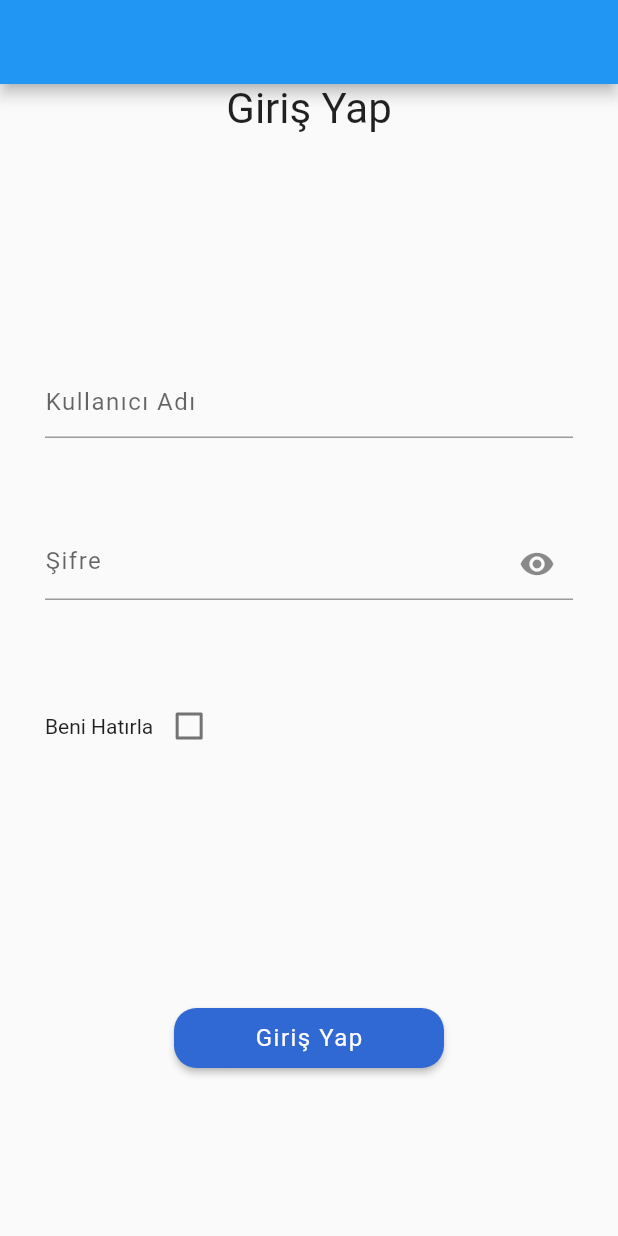
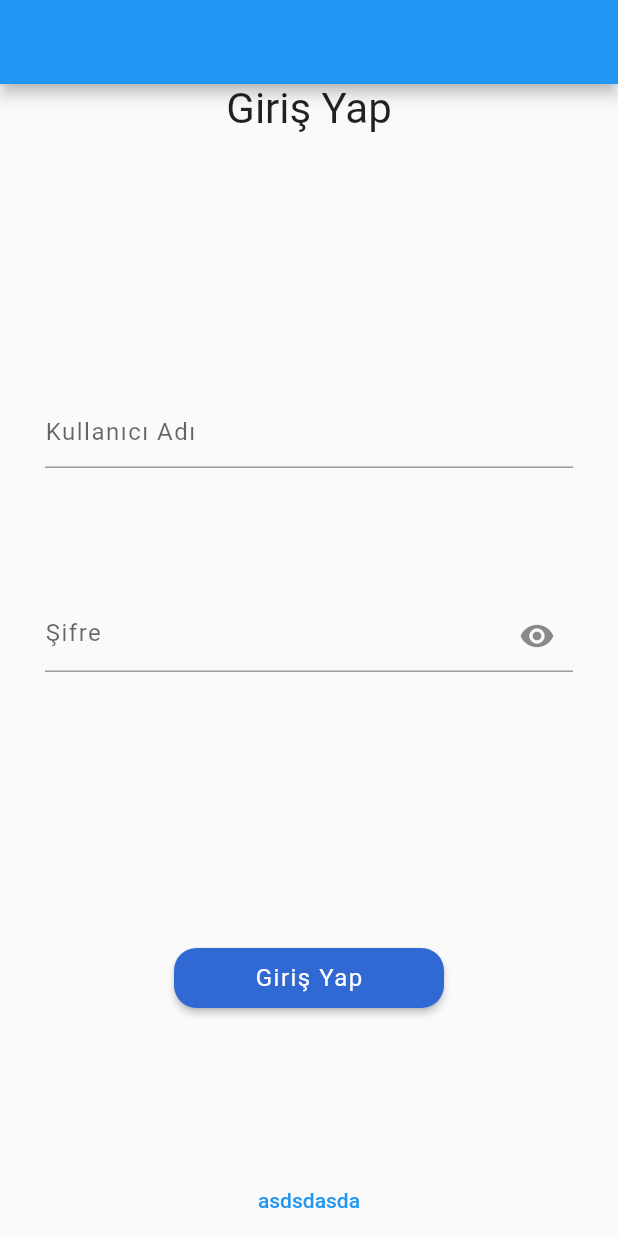
Before and after one commit to muratcanyusufoglu/voco, a Flutter app: the screen it shows after launch, on a phone screen of 412 x 824 dp. Run offline on Flutter 3.47's test engine with Material 2 defaults, Android fonts, the phone set to English and light mode, and no system bars; our stand-ins replace dartz, dio, equatable, flutter_hooks, flutter_riverpod, get_it and 5 more.

Commit message:
route changes

```diff
--- /dev/null
+++ b/lib/feature/models/login_model.dart
@@ -0,0 +1,26 @@
+import 'package:equatable/equatable.dart';
+import 'package:json_annotation/json_annotation.dart';
+
+part 'login_model.g.dart';
+
+@JsonSerializable()
+class LoginModel extends Equatable {
+  final String? token;
+  final String? error;
+
+
+  const LoginModel({
+    this.token,
+    this.error,
+  });
+
+  factory LoginModel.fromJson(Map<String, dynamic> json) => _$LoginModelFromJson(json);
+
+  Map<String, dynamic> toJson() => _$LoginModelToJson(this);
+
+  @override
+  List<Object?> get props => [
+        token,
+        error,
+      ];
+}
--- a/lib/product/screens/auth/service/auth_service_repository.dart
+++ b/lib/product/screens/auth/service/auth_service_repository.dart
@@ -3,6 +3,7 @@ import 'package:dio/dio.dart';
 import 'package:voco/feature/exceptions/custom_service_exceptions.dart';
 import 'package:voco/feature/injection.dart';
 import 'package:voco/feature/log/log_manager.dart';
+import 'package:voco/feature/models/login_model.dart';
 import 'package:voco/feature/service/service_manager.dart';
 
 
@@ -10,7 +11,7 @@ abstract class AuthServiceRepository {
   final Dio dio = Injection.getIt.get<ServiceManager>().dio;
   final logger = Injection.getIt.get<LogManager>().logger;
 
-  Future<Either<bool, CustomServiceException>> login(String username, String password);
+  Future<Either<LoginModel, CustomServiceException>> login(String username, String password);
 
   //Future<Either<CheckAccesTokenModel, CustomServiceException>> checkAccessToken(String token);
 }
--- a/lib/product/screens/auth/view/login_screen.dart
+++ b/lib/product/screens/auth/view/login_screen.dart
@@ -51,12 +51,15 @@ class _LoginScreenBodyState extends State<_LoginScreenBody> {
   @override
   void initState() {
     super.initState();
-    widget.provider.getRememberInfo();
   }
 
   @override
   Widget build(BuildContext context) {
-    widget.provider.isLoginSuccess ? context.go('/home') : null;
+    widget.provider.isLoginSuccess
+        ? () {
+            print('asd');
+          }
+        : null;
     return Scaffold(
       key: _globalKey,
       appBar: AppBar(),
@@ -67,6 +70,11 @@ class _LoginScreenBodyState extends State<_LoginScreenBody> {
                 _loginTitleWidget(),
                 _textFields(context, widget.provider),
                 _loginButton(),
+                TextButton(
+                    onPressed: () {
+                      context.go('/home');
+                    },
+                    child: Text('asdsdasda'))
               ],
             ),
     );
@@ -98,20 +106,6 @@ class _LoginScreenBodyState extends State<_LoginScreenBody> {
               changeVisibility: loginProvider.setShowPassword,
               showPassword: loginProvider.showPassword,
             ),
-            Row(
-              children: [
-                Text(_rememberMe),
-                Checkbox(
-                  checkColor: Colors.white,
-                  value: loginProvider.rememberMe,
-                  onChanged: (bool? value) {
-                    setState(() {
-                      loginProvider.setRememberMe(value!);
-                    });
-                  },
-                ),
-              ],
-            ),
           ],
         ),
       ),
@@ -127,5 +121,4 @@ class _LoginScreenBodyState extends State<_LoginScreenBody> {
       ),
     );
   }
-
 }
--- a/lib/product/screens/home/view/home_screen.dart
+++ b/lib/product/screens/home/view/home_screen.dart
@@ -5,6 +5,6 @@ class HomeScreen extends StatelessWidget {
 
   @override
   Widget build(BuildContext context) {
-    return const Placeholder();
+    return Text('Homeeeee');
   }
 }
--- a/pubspec.yaml
+++ b/pubspec.yaml
@@ -46,6 +46,9 @@ dependencies:
   flutter_riverpod: ^2.4.2
   flutter_hooks: ^0.20.2
   hooks_riverpod: ^2.4.2
+  equatable: ^2.0.5
+  json_annotation: ^4.8.1
+  build_runner: ^2.4.6
 
 dev_dependencies:
   flutter_test:
```
Also changed, not shown: lib/product/screens/auth/provider/login_provider.dart (+9 -24 lines), lib/product/screens/auth/service/auth_service_repository_impl.dart (+5 -5 lines), lib/feature/models/login_model.g.dart (added), pubspec.lock, 3 other files.
